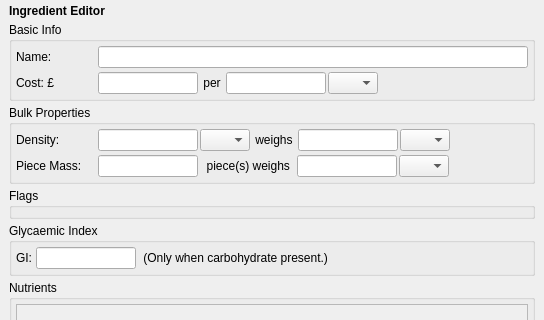
First picture: the form in example_app/gui/ingredient_editor.ui, repository JamesAIzzard/codiet, before the edit; both pictures show x 0 to 544 and y 0 to 320 of the 544 by 950 pixel window.
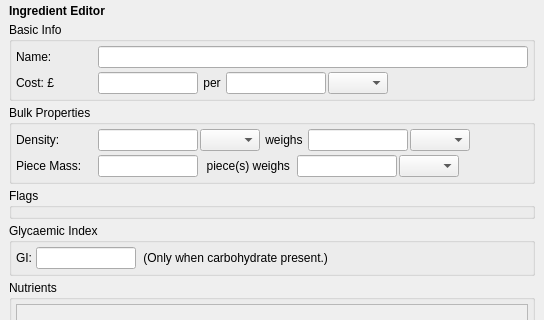
Second picture: the form after the edit.

Commit message: Minor layout issues resolved.

The edit to the form file:
```diff
--- a/example_app/gui/ingredient_editor.ui
+++ b/example_app/gui/ingredient_editor.ui
@@ -234,13 +234,13 @@
            </property>
            <property name="minimumSize">
             <size>
-             <width>50</width>
+             <width>60</width>
              <height>0</height>
             </size>
            </property>
            <property name="maximumSize">
             <size>
-             <width>50</width>
+             <width>60</width>
              <height>16777215</height>
             </size>
            </property>
@@ -337,13 +337,13 @@
           <widget class="QComboBox" name="cmb_dens_vol_units">
            <property name="minimumSize">
             <size>
-             <width>50</width>
+             <width>60</width>
              <height>0</height>
             </size>
            </property>
            <property name="maximumSize">
             <size>
-             <width>50</width>
+             <width>60</width>
              <height>16777215</height>
             </size>
            </property>
@@ -376,13 +376,13 @@
           <widget class="QComboBox" name="cmb_dens_mass_units">
            <property name="minimumSize">
             <size>
-             <width>50</width>
+             <width>60</width>
              <height>0</height>
             </size>
            </property>
            <property name="maximumSize">
             <size>
-             <width>50</width>
+             <width>60</width>
              <height>16777215</height>
             </size>
            </property>
@@ -502,13 +502,13 @@
           <widget class="QComboBox" name="cmb_mass_pieces_units">
            <property name="minimumSize">
             <size>
-             <width>50</width>
+             <width>60</width>
              <height>0</height>
             </size>
            </property>
            <property name="maximumSize">
             <size>
-             <width>50</width>
+             <width>60</width>
              <height>16777215</height>
             </size>
            </property>
```
The commit also changes 2 other files.
